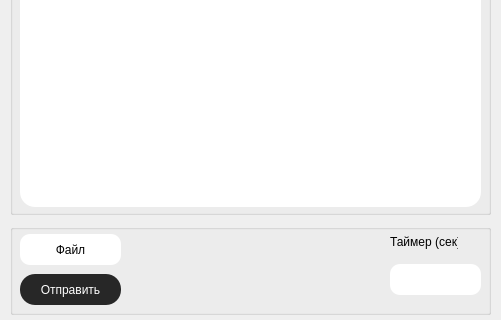
MatroCholo/email-sender, file gui.ui: the form before one commit; both pictures show x 0 to 501 and y 156 to 476 of the 501 by 476 pixel window.
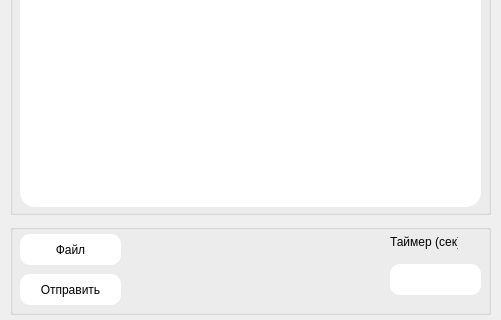
The form after the commit. Icons and pictures are not drawn.

```diff
--- a/gui.ui
+++ b/gui.ui
@@ -51,6 +51,9 @@
       <height>91</height>
      </rect>
     </property>
+    <property name="styleSheet">
+     <string notr="true"/>
+    </property>
     <property name="title">
      <string/>
     </property>
@@ -89,10 +92,8 @@
      </property>
      <property name="styleSheet">
       <string notr="true">QPushButton {
-	background-color: #272727;
-	color: #fff;
-	border-radius: 15px;
-	font: 63 12pt &quot;Qanelas SemiBold&quot;;
+	background-color: #ffffff;
+	border-radius: 10px;
 }
 
 QPushButton:hover {
```
Left out of the diff: 42 changed lines with no effect on the pictures.
